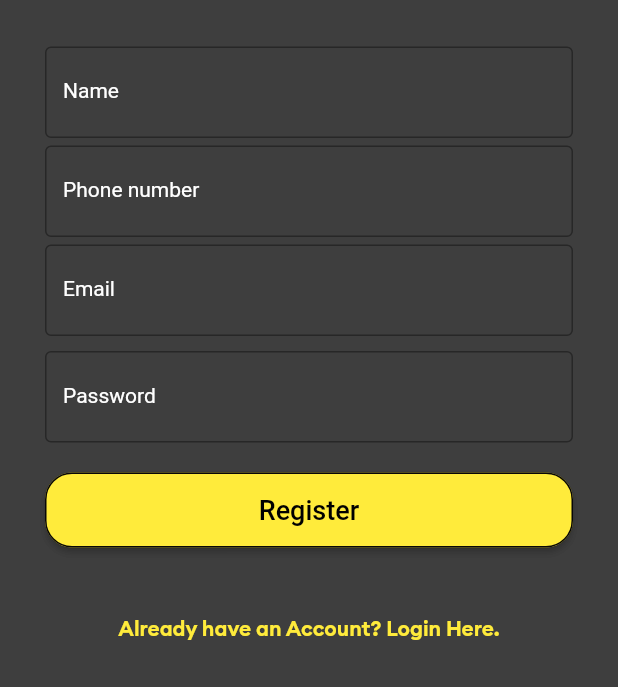
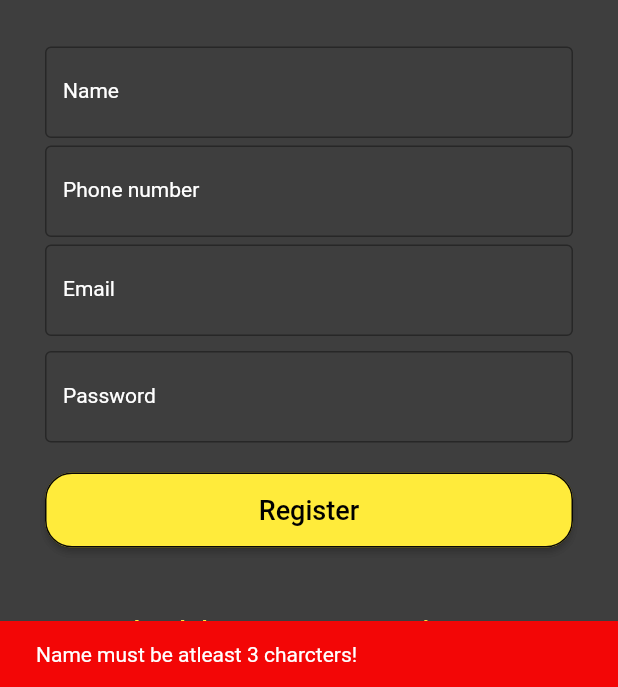
Before and after one commit to Abhilash-Puthukkudi/Eyy-AUTO-FlutterAPP-MCA-FINAL-PROJECT, a Flutter app: the registrationScreen screen opened by its route, after a tap on "Register", on a phone screen of 412 x 824 dp, the part 549-1236 px from its top. Run offline on Flutter 3.47's test engine with Material 2 defaults, Android fonts, the phone set to English and light mode, and no system bars; our stand-ins replace firebase_core, page_transition; accounts and stored records are empty; Roboto replaces fonts that are missing (Brand Bolt).

Commit message:
validations completed on registration page

```diff
--- a/passenger/lib/AllScreens/registrationScreen.dart
+++ b/passenger/lib/AllScreens/registrationScreen.dart
@@ -1,5 +1,6 @@
 import 'package:flutter/material.dart';
 import 'package:passenger/AllScreens/loginScreen.dart';
+import 'package:passenger/functions/validators.dart';
 
 class registrationScreen extends StatefulWidget {
   const registrationScreen({Key? key}) : super(key: key);
@@ -124,7 +125,23 @@ class _registrationScreenState extends State<registrationScreen> {
                                     borderRadius: BorderRadius.circular(18.0),
                                     side: BorderSide(
                                         color: Color.fromARGB(255, 8, 7, 7))))),
-                    onPressed: () {},
+                    onPressed: () {
+                      if (nameController.text.length < 4) {
+                        redMessenger(
+                            context, "Name must be atleast 3 charcters!");
+                      } else if (nameController.text.length > 20) {
+                        redMessenger(
+                            context, "Maximum name characters are 20!");
+                      } else if (phoneController.text.length != 10) {
+                        redMessenger(context, "Enter a valid Phonenumber!");
+                      } else if (!RegExp(r'\S+@\S+\.\S+')
+                          .hasMatch(emailController.text)) {
+                        redMessenger(
+                            context, "Please enter a valid email address");
+                      } else if (passwordController.text.length < 5) {
+                        redMessenger(context, "Enter a Strong password");
+                      }
+                    },
                     child: Container(
                       height: 50,
                       child: Center(
--- /dev/null
+++ b/passenger/lib/functions/validators.dart
@@ -0,0 +1,11 @@
+import 'package:flutter/material.dart';
+
+redMessenger(BuildContext context, String msg) {
+  ScaffoldMessenger.of(context).showSnackBar(SnackBar(
+      backgroundColor: Color.fromARGB(255, 243, 6, 6), content: Text(msg)));
+}
+
+greenMessenger(BuildContext context, String msg) {
+  ScaffoldMessenger.of(context).showSnackBar(SnackBar(
+      backgroundColor: Color.fromARGB(255, 243, 6, 6), content: Text(msg)));
+}
```
